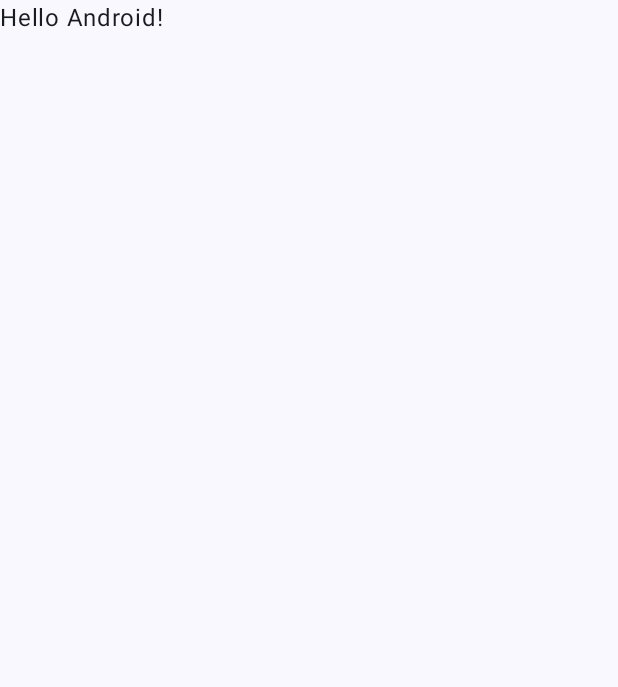
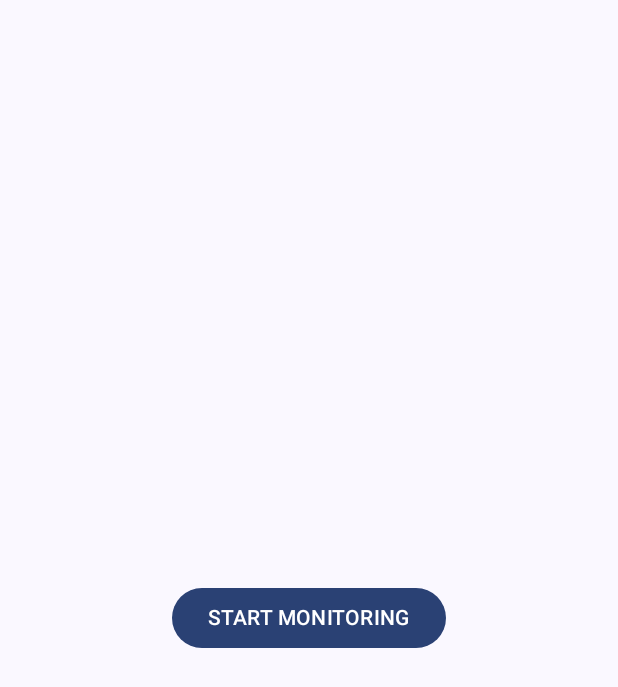
Before and after one commit to CASL0/file_monitor, an Android app built with Jetpack Compose: the screen it shows after launch (MainActivity), on a phone screen of 412 x 824 dp. Before the commit the part shown is almost empty. Shown: the top 687 px of the screen. Run offline under Robolectric (Android 15) with nearby library versions, the phone set to English and light mode, and no system bars; 2 statements that could not run were skipped.

Commit message:
feat: ファイル監視開始用のUIを仮置き

```diff
--- a/app/src/main/java/io/github/casl0/filemonitor/MainActivity.kt
+++ b/app/src/main/java/io/github/casl0/filemonitor/MainActivity.kt
@@ -1,20 +1,39 @@
 package io.github.casl0.filemonitor
 
+import android.content.ComponentName
+import android.content.Context
+import android.content.Intent
+import android.content.ServiceConnection
 import android.os.Bundle
+import android.os.IBinder
+import android.util.Log
 import androidx.activity.ComponentActivity
 import androidx.activity.compose.setContent
+import androidx.activity.viewModels
+import androidx.compose.foundation.layout.Arrangement
+import androidx.compose.foundation.layout.Column
 import androidx.compose.foundation.layout.fillMaxSize
+import androidx.compose.material3.Button
 import androidx.compose.material3.MaterialTheme
 import androidx.compose.material3.Surface
 import androidx.compose.material3.Text
-import androidx.compose.runtime.Composable
+import androidx.compose.runtime.collectAsState
+import androidx.compose.runtime.getValue
+import androidx.compose.ui.Alignment
 import androidx.compose.ui.Modifier
-import androidx.compose.ui.tooling.preview.Preview
+import io.github.casl0.filemonitor.service.FileMonitoringService
 import io.github.casl0.filemonitor.ui.theme.FileMonitorTheme
 
 class MainActivity : ComponentActivity() {
+    /** ファイル監視サービス */
+    private var fileMonitoringService: FileMonitoringService? = null
+
+    /** ViewModel */
+    private val viewModel: MainViewModel by viewModels()
+
     override fun onCreate(savedInstanceState: Bundle?) {
         super.onCreate(savedInstanceState)
+        connectService()
         setContent {
             FileMonitorTheme {
                 // A surface container using the 'background' color from the theme
@@ -22,25 +41,61 @@ class MainActivity : ComponentActivity() {
                     modifier = Modifier.fillMaxSize(),
                     color = MaterialTheme.colorScheme.background
                 ) {
-                    Greeting("Android")
+                    val uiState by viewModel.uiState.collectAsState()
+
+                    Column(
+                        horizontalAlignment = Alignment.CenterHorizontally,
+                        verticalArrangement = Arrangement.Center
+                    ) {
+                        Button(onClick = {
+                            if (uiState.monitoringNow) {
+                                fileMonitoringService?.stop()
+                                viewModel.enableMonitoring(false)
+                            } else {
+                                fileMonitoringService?.start(
+                                    applicationContext.filesDir,
+                                    this@MainActivity::onFileChange,
+                                )
+                                viewModel.enableMonitoring(true)
+                            }
+                        }) {
+                            Text(
+                                text = if (uiState.monitoringNow) "STOP MONITORING" else "START MONITORING"
+                            )
+                        }
+
+                    }
                 }
             }
         }
     }
+
+    /** ファイル変更コールバック */
+    private fun onFileChange(event: Int, path: String?) {
+        Log.i(TAG, "onFileChange, $event, $path")
+    }
+
+    /** ファイル監視サービスに接続します */
+    private fun connectService() {
+        Intent(this, FileMonitoringService::class.java).also {
+            bindService(
+                it,
+                object : ServiceConnection {
+                    override fun onServiceConnected(name: ComponentName?, service: IBinder?) {
+                        Log.d(TAG, "onServiceConnected, ${name.toString()}, ${service.toString()}")
+                        val binder = service as FileMonitoringService.FileMonitoringBinder
+                        fileMonitoringService = binder.service
+                        viewModel.serviceConnected()
+                    }
+
+                    override fun onServiceDisconnected(name: ComponentName?) {
+                        Log.d(TAG, "onServiceDisconnected, ${name.toString()}")
+                    }
+                },
+                Context.BIND_AUTO_CREATE,
+            )
+        }
+    }
 }
 
-@Composable
-fun Greeting(name: String, modifier: Modifier = Modifier) {
-    Text(
-        text = "Hello $name!",
-        modifier = modifier
-    )
-}
-
-@Preview(showBackground = true)
-@Composable
-fun GreetingPreview() {
-    FileMonitorTheme {
-        Greeting("Android")
-    }
-}
+private const val TAG = "MainActivity"
--- /dev/null
+++ b/app/src/main/java/io/github/casl0/filemonitor/MainViewModel.kt
@@ -0,0 +1,50 @@
+/*
+ * Copyright 2023 CASL0
+ *
+ * Licensed under the Apache License, Version 2.0 (the "License");
+ * you may not use this file except in compliance with the License.
+ * You may obtain a copy of the License at
+ *
+ *     http://www.apache.org/licenses/LICENSE-2.0
+ *
+ * Unless required by applicable law or agreed to in writing, software
+ * distributed under the License is distributed on an "AS IS" BASIS,
+ * WITHOUT WARRANTIES OR CONDITIONS OF ANY KIND, either express or implied.
+ * See the License for the specific language governing permissions and
+ * limitations under the License.
+ */
+
+package io.github.casl0.filemonitor
+
+import androidx.lifecycle.ViewModel
+import kotlinx.coroutines.flow.MutableStateFlow
+import kotlinx.coroutines.flow.StateFlow
+import kotlinx.coroutines.flow.update
+
+/** MainActivityのUI状態 */
+internal data class MainUiState(
+    /** サービス接続済み */
+    val serviceConnected: Boolean = false,
+    /** ファイル監視中 */
+    val monitoringNow: Boolean = false,
+)
+
+/** MainActivityのビジネスロジックを扱う */
+internal class MainViewModel : ViewModel() {
+    private val _uiState = MutableStateFlow(MainUiState())
+    val uiState: StateFlow<MainUiState> = _uiState
+
+    /** ファイル監視サービス接続通知 */
+    fun serviceConnected() {
+        _uiState.update { it.copy(serviceConnected = true) }
+    }
+
+    /**
+     * ファイル監視状態変更
+     *
+     * @param enable 監視を有効にした場合はtrue、それ以外はfalse
+     */
+    fun enableMonitoring(enable: Boolean) {
+        _uiState.update { it.copy(monitoringNow = enable) }
+    }
+}
```
